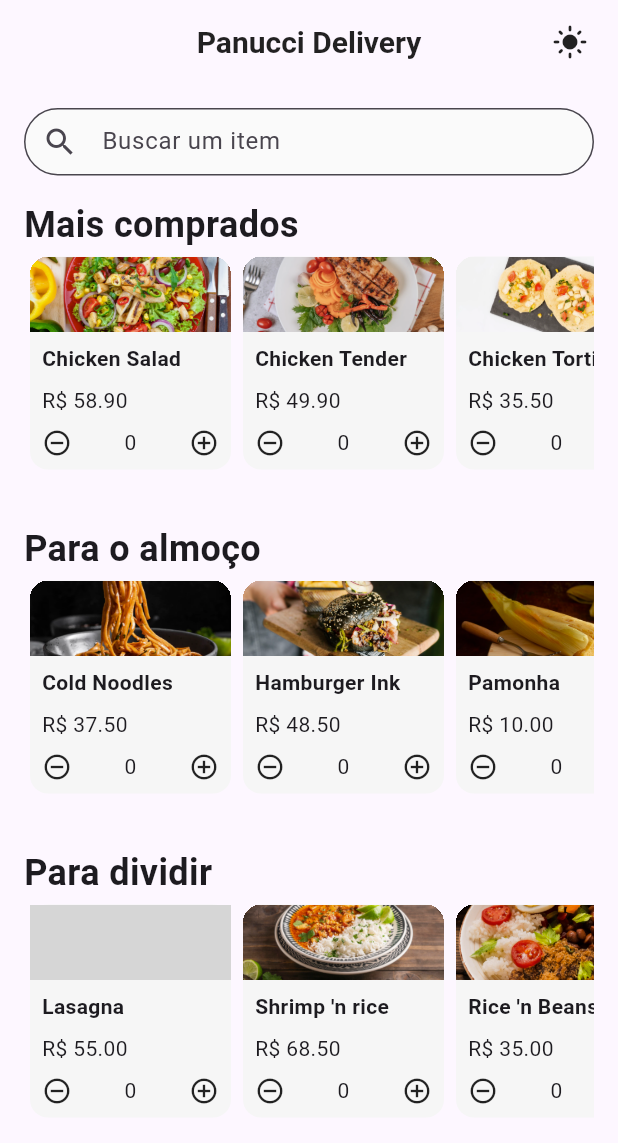
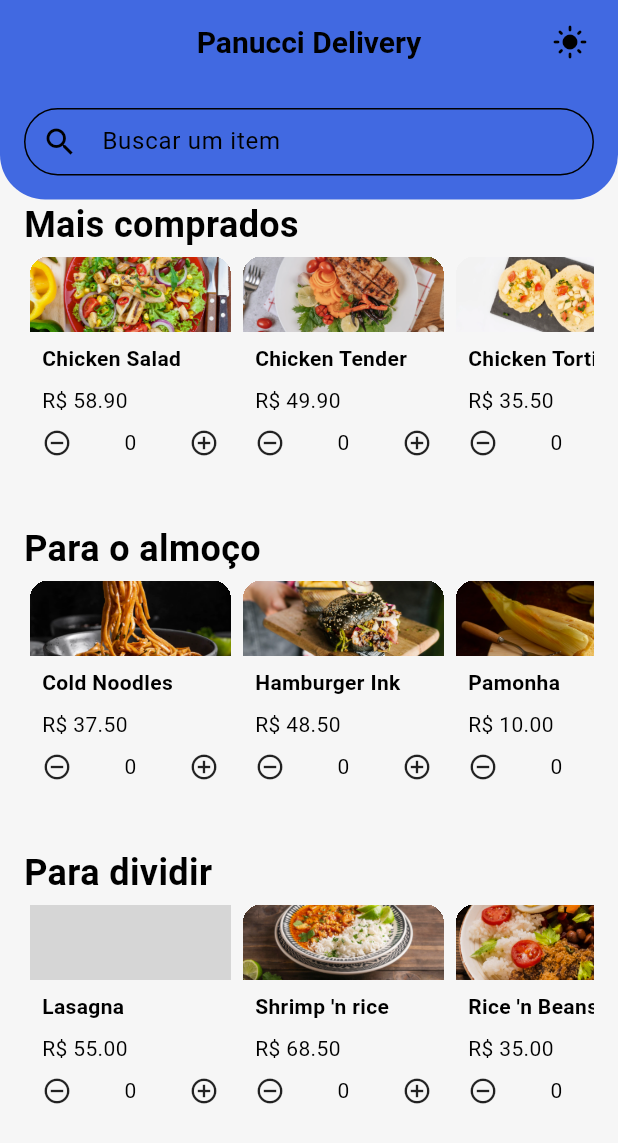
Before and after one commit to vinicius00franco/flutter-estado-mobx, a Flutter app: the screen it shows after launch, on a phone screen of 412 x 824 dp. Shown: the top 1143 px of the screen. Run offline on Flutter 3.47's test engine with Material 3 defaults, Android fonts, the phone set to English and light mode, and no system bars; our stand-ins replace flutter_mobx, mobx; generated files the repository leaves out were written again; grey boxes are pictures that could not be loaded.

Commit message:
Refactor AppColors and update themes to improve color management and consistency

```diff
--- a/lib/components/cartao.dart
+++ b/lib/components/cartao.dart
@@ -1,6 +1,5 @@
 import 'package:flutter/material.dart';
 import 'package:panucci_delivery/components/contador.dart';
-import '../themes/app_colors.dart';
 
 import '../models/item.dart';
 
@@ -11,7 +10,7 @@ final Item item;
   @override
   Widget build(BuildContext context){
     return Card(
-      color: AppColors.cardBackground,
+      color: Theme.of(context).cardColor, // Usar a cor do tema atual
       elevation: 0,
       clipBehavior: Clip.hardEdge,
       child: ConstrainedBox(
--- a/lib/components/payment_method.dart
+++ b/lib/components/payment_method.dart
@@ -18,7 +18,7 @@ const PaymentMethod({ Key? key }) : super(key: key);
               crossAxisAlignment: CrossAxisAlignment.start,
               children: <Widget>[
                 const Text("VISA Classic", style: TextStyle(fontWeight: FontWeight.w500),),
-                Text("****-6789", style: TextStyle(color: AppColors.textGray)),
+                Text("****-6789", style: TextStyle(color: AppColors.accentGray)),
               ],
             ),
           ),
--- a/lib/screens/home.dart
+++ b/lib/screens/home.dart
@@ -8,6 +8,7 @@ import '../components/search_input.dart';
 import '../components/theme_toggle_button.dart';
 import '../store/carrinho_store.dart';
 import '../screens/checkout.dart';
+import '../themes/app_colors.dart';
 
 class HomeScreen extends StatelessWidget {
   HomeScreen({Key? key}) : super(key: key);
@@ -20,6 +21,7 @@ class HomeScreen extends StatelessWidget {
 
     return Scaffold(
       appBar: AppBar(
+        backgroundColor: AppColors.royalBlue,
         title: Text('Panucci Delivery'),
         actions: [
           ThemeToggleButton(),
@@ -29,7 +31,16 @@ class HomeScreen extends StatelessWidget {
       body: CustomScrollView(
         slivers: <Widget>[
           SliverToBoxAdapter(
-            child: SearchInput(searchTextController: searchTextController),
+            child: Container(
+              decoration: BoxDecoration(
+                color: AppColors.royalBlue,
+                borderRadius: BorderRadius.only(
+                  bottomLeft: Radius.circular(30.0),
+                  bottomRight: Radius.circular(30.0),
+                ),
+              ),
+              child: SearchInput(searchTextController: searchTextController),
+            ),
           ),
           const SliverToBoxAdapter(
             child: CategoriaText(titulo: "Mais comprados"),
--- a/lib/themes/app_colors.dart
+++ b/lib/themes/app_colors.dart
@@ -1,8 +1,12 @@
 import 'package:flutter/material.dart';
 
 class AppColors {
-  static const Color cardBackground = Color(0xFFF6F6F6);
-  static const Color textGray = Color(0xFF9C9C9C);
+  static const Color royalBlue = Color(0xFF4169E1); // Cor principal do app
+  static const Color lightBackground = Color(0xFFF6F6F6); // Fundo claro
+  static const Color darkBackground = Color(0xFF121212); // Fundo escuro
+  static const Color lightText = Color(0xFF000000); // Texto em fundo claro
+  static const Color darkText = Color(0xFFFFFFFF); // Texto em fundo escuro
+  static const Color accentGray = Color(0xFF9C9C9C); // Cinza para elementos secundários
   static const Color primaryColor = Color(0xFF6750A4);
   static const Color primaryLightColor = Color(0xFF9A82DB);
   static const Color primaryDarkColor = Color(0xFF4F378B);
--- a/lib/themes/app_themes.dart
+++ b/lib/themes/app_themes.dart
@@ -12,42 +12,45 @@ class AppThemes {
     return ThemeData(
       useMaterial3: true,
       brightness: Brightness.light,
-      colorScheme: ColorScheme.fromSeed(
-        seedColor: primaryColor,
+      colorScheme: ColorScheme(
+        primary: AppColors.royalBlue,
+        onPrimary: AppColors.lightText,
+        surface: AppColors.lightBackground,
+        onSurface: AppColors.lightText,
+        secondary: AppColors.accentGray,
+        onSecondary: AppColors.lightText,
+        error: Colors.red,
+        onError: AppColors.lightText,
         brightness: Brightness.light,
       ),
       appBarTheme: AppBarTheme(
         elevation: 0,
         centerTitle: true,
-        backgroundColor: Colors.transparent,
-        foregroundColor: Colors.black87,
+        backgroundColor: AppColors.lightBackground,
+        foregroundColor: AppColors.lightText,
         titleTextStyle: TextStyle(
-          color: Colors.black87,
+          color: AppColors.lightText,
           fontSize: 20,
           fontWeight: FontWeight.w600,
         ),
       ),
-      cardTheme: const CardThemeData(
+      cardTheme: CardThemeData(
+        color: AppColors.lightBackground,
         elevation: 2,
         shadowColor: Colors.black12,
-        shape: RoundedRectangleBorder(
+        shape: const RoundedRectangleBorder(
           borderRadius: BorderRadius.all(Radius.circular(12)),
         ),
       ),
       elevatedButtonTheme: ElevatedButtonThemeData(
         style: ElevatedButton.styleFrom(
+          backgroundColor: AppColors.royalBlue,
+          foregroundColor: AppColors.lightText,
           elevation: 2,
           shape: RoundedRectangleBorder(
             borderRadius: BorderRadius.circular(8),
           ),
         ),
-      ),
-      inputDecorationTheme: InputDecorationTheme(
-        border: OutlineInputBorder(
-          borderRadius: BorderRadius.circular(8),
-        ),
-        filled: true,
-        fillColor: Colors.grey[50],
       ),
     );
   }
@@ -57,43 +60,46 @@ class AppThemes {
     return ThemeData(
       useMaterial3: true,
       brightness: Brightness.dark,
-      colorScheme: ColorScheme.fromSeed(
-        seedColor: primaryColor,
+      colorScheme: ColorScheme(
+        primary: AppColors.royalBlue,
+        onPrimary: AppColors.darkText,
+        surface: AppColors.darkBackground,
+        onSurface: AppColors.darkText,
+        secondary: AppColors.accentGray,
+        onSecondary: AppColors.darkText,
+        error: Colors.red,
+        onError: AppColors.darkText,
         brightness: Brightness.dark,
       ),
       appBarTheme: AppBarTheme(
         elevation: 0,
         centerTitle: true,
-        backgroundColor: Colors.transparent,
-        foregroundColor: Colors.white,
+        backgroundColor: AppColors.darkBackground,
+        foregroundColor: AppColors.darkText,
         titleTextStyle: TextStyle(
-          color: Colors.white,
+          color: AppColors.darkText,
           fontSize: 20,
           fontWeight: FontWeight.w600,
         ),
       ),
-      cardTheme: const CardThemeData(
+      cardTheme: CardThemeData(
+        color: AppColors.darkBackground,
         elevation: 2,
         shadowColor: Colors.black26,
-        shape: RoundedRectangleBorder(
+        shape: const RoundedRectangleBorder(
           borderRadius: BorderRadius.all(Radius.circular(12)),
         ),
       ),
       elevatedButtonTheme: ElevatedButtonThemeData(
         style: ElevatedButton.styleFrom(
+          backgroundColor: AppColors.royalBlue,
+          foregroundColor: AppColors.darkText,
           elevation: 2,
           shape: RoundedRectangleBorder(
             borderRadius: BorderRadius.circular(8),
           ),
         ),
       ),
-      inputDecorationTheme: InputDecorationTheme(
-        border: OutlineInputBorder(
-          borderRadius: BorderRadius.circular(8),
-        ),
-        filled: true,
-        fillColor: Colors.grey[900],
-      ),
     );
   }
 }
```
